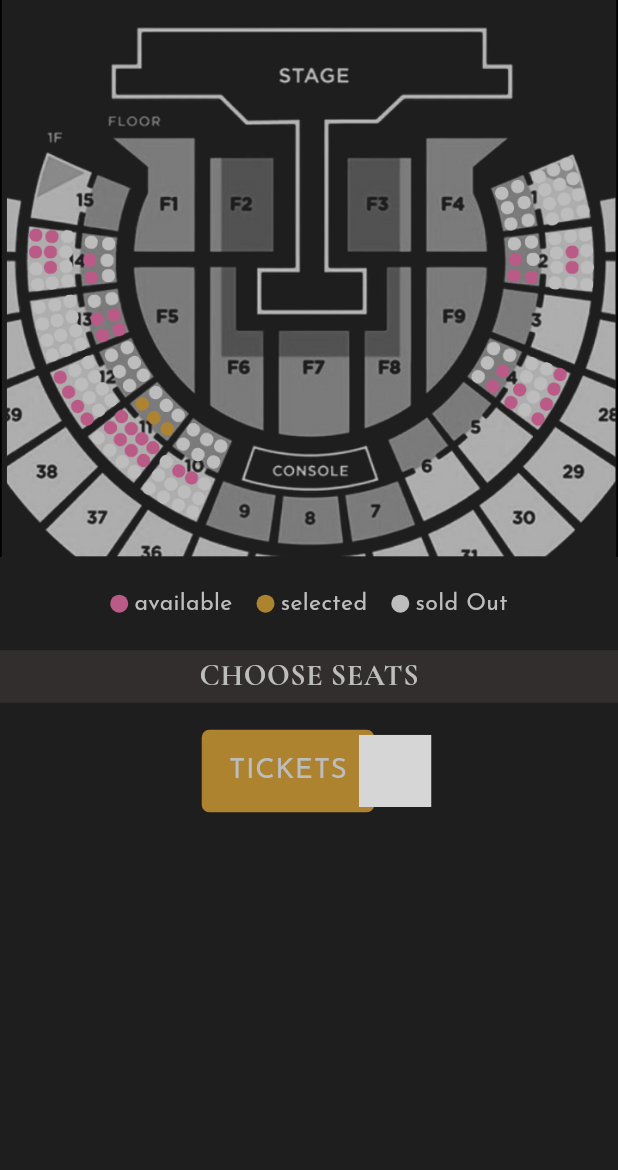
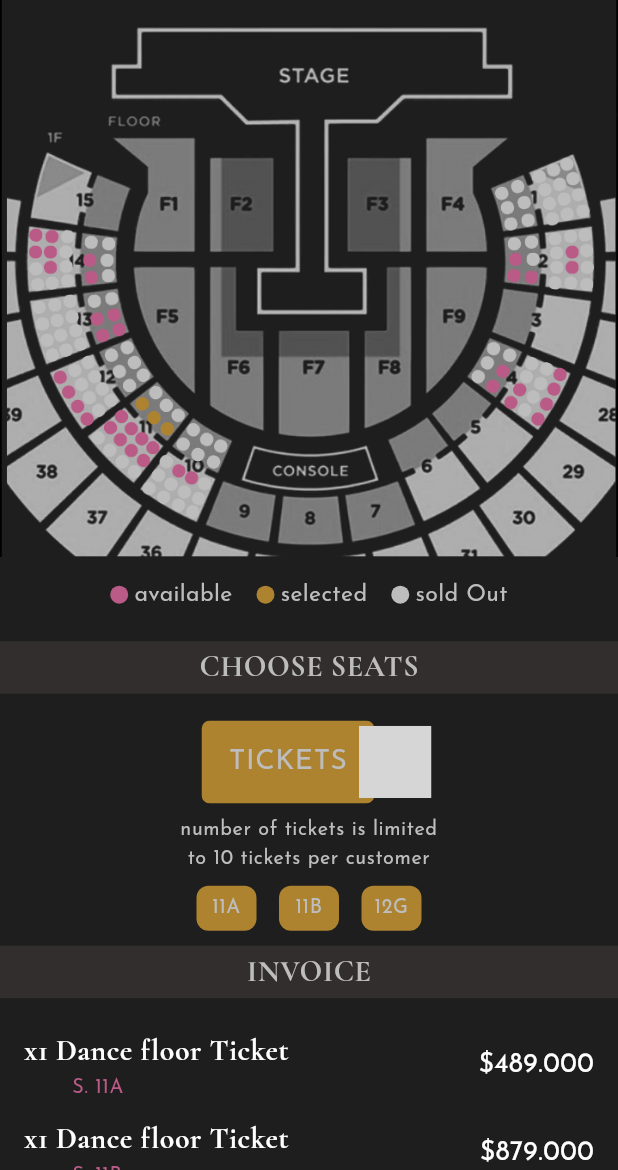
Before and after one commit to sebastianrr2/compra_tickets_evento_macro, a Flutter app: the SelectSeatsScreen screen opened directly with empty values, on a phone screen of 412 x 824 dp, the part 66-1236 px from its top. Run offline on Flutter 3.47's test engine with Material 3 defaults, Android fonts, the phone set to English and light mode, and no system bars; our stand-ins replace cached_network_image, go_router; missing offline and left inert: customizable_counter; network calls fail; project files that could hold a hidden picture were left out; grey boxes are pictures that could not be loaded.

Commit message:
seleccionar sillas completado + logica de metodo de pago (targeta)

```diff
--- /dev/null
+++ b/lib/domain/entities/ticket.dart
@@ -0,0 +1,15 @@
+
+class Ticket {
+
+  int id;
+  int userId;
+  int seatId;
+  DateTime datePurchase;
+
+  Ticket({
+    required this.id,
+    required this.userId,
+    required this.seatId,
+    required this.datePurchase
+  });
+}
--- a/lib/presentation/screens/event_general_screen/widgets/column_general_info.dart
+++ b/lib/presentation/screens/event_general_screen/widgets/column_general_info.dart
@@ -96,7 +96,6 @@ class ColumnGeneralInfo extends StatelessWidget {
               child: CachedNetworkImage(
                 imageUrl: locationImage,
                 fit: BoxFit.cover,
-                placeholder: (context, url) => const CircularProgressIndicator(color: AppTheme.dullGold), // Indicador de carga
                 errorWidget: (context, url, error) => const Icon(Icons.error), // Icono de error si falla
               ),
             ),
--- a/lib/presentation/screens/event_general_screen/widgets/event_logo_row.dart
+++ b/lib/presentation/screens/event_general_screen/widgets/event_logo_row.dart
@@ -5,6 +5,7 @@ import 'package:flutter/material.dart';
 class EventLogoRow extends StatelessWidget {
   final String logoUrl;
 
+  //Este widget es las lineas doradaas junto al logo del organizador, abajo del AppBar
   const EventLogoRow({super.key, required this.logoUrl});
 
   @override
@@ -18,7 +19,7 @@ class EventLogoRow extends StatelessWidget {
             margin: const EdgeInsets.only(right: 20), // Espacio a la derecha
             child: const Divider(
               thickness: 2, // Grosor de la línea
-              color: AppTheme.dullGold, // Color dorado
+              color: AppTheme.dullGold,
             ),
           ),
         ),
@@ -27,7 +28,6 @@ class EventLogoRow extends StatelessWidget {
           imageUrl: logoUrl,
           width: 100, // Ancho del logo
           height: 100, // Alto del logo
-          placeholder: (context, url) => const CircularProgressIndicator(color: AppTheme.dullGold), // Indicador de carga
           errorWidget: (context, url, error) => const Icon(Icons.error), // Icono de error si falla
         ),
         // Línea dorada a la derecha
@@ -36,7 +36,7 @@ class EventLogoRow extends StatelessWidget {
             margin: const EdgeInsets.only(left: 20), // Espacio a la izquierda
             child: const Divider(
               thickness: 2, // Grosor de la línea
-              color: AppTheme.dullGold, // Color dorado
+              color: AppTheme.dullGold,
             ),
           ),
         ),
--- a/lib/presentation/screens/event_general_screen/widgets/gallery.dart
+++ b/lib/presentation/screens/event_general_screen/widgets/gallery.dart
@@ -63,9 +63,6 @@ class ImageCollageWidget extends StatelessWidget {
         return CachedNetworkImage(
           imageUrl: imageUrls[index],
           fit: BoxFit.cover,
-          placeholder: (context, url) => const Center(
-            child: CircularProgressIndicator(),
-          ), // Indicador de carga
           errorWidget: (context, url, error) => const Icon(Icons.error), // Icono de error si falla
         );
       },
--- a/lib/presentation/screens/get_tickets/select_seats/select_seats_screen.dart
+++ b/lib/presentation/screens/get_tickets/select_seats/select_seats_screen.dart
@@ -1,6 +1,12 @@
+import 'package:compra_tickets_evento_macro/domain/entities/seat.dart';
+import 'package:compra_tickets_evento_macro/domain/entities/section.dart';
 import 'package:compra_tickets_evento_macro/presentation/screens/get_tickets/select_seats/widgets/complete_ticket_counter.dart';
+import 'package:compra_tickets_evento_macro/presentation/screens/get_tickets/select_seats/widgets/invoice_tickets.dart';
+import 'package:compra_tickets_evento_macro/presentation/screens/get_tickets/select_seats/widgets/seat_number_container.dart';
 import 'package:compra_tickets_evento_macro/presentation/theme/app_theme.dart';
+import 'package:compra_tickets_evento_macro/presentation/theme/theme.dart';
 import 'package:compra_tickets_evento_macro/presentation/widgets/custom_appbar.dart';
+import 'package:compra_tickets_evento_macro/presentation/widgets/custom_divider.dart';
 import 'package:flutter/material.dart';
 
 class SelectSeatsScreen extends StatelessWidget {
@@ -9,6 +15,7 @@ class SelectSeatsScreen extends StatelessWidget {
   const SelectSeatsScreen({super.key, required this.sectionId});
 
   final int sectionId;
+
 
   @override
   Widget build(BuildContext context) {
@@ -19,9 +26,10 @@ class SelectSeatsScreen extends StatelessWidget {
 
     return Scaffold(
       appBar: const CustomAppbar(),
-      body: Column(
+      body: SingleChildScrollView(
+        child: Column(
           children: [
-          // Full screen InteractiveViewer with image
+            // Interactive image that will be hidden when scrolling to the bottom
             InteractiveViewer(
               panEnabled: true,
               boundaryMargin: const EdgeInsets.all(100),
@@ -32,8 +40,7 @@ class SelectSeatsScreen extends StatelessWidget {
                 fit: BoxFit.contain,
               ),
             ),
-          const SizedBox(height: 20),
-
+            const SizedBox(height: 14),
             Row(
               mainAxisAlignment: MainAxisAlignment.center,
               children: [
@@ -45,29 +52,54 @@ class SelectSeatsScreen extends StatelessWidget {
               ],
             ),
             const SizedBox(height: 20), // Space between the row and the container
+            const CustomDivider(text: "CHOOSE SEATS"),
+            const SizedBox(height: 18),
+            // COUNTER OF TICKETS
+            const CompleteTicketCounter(),
             Container(
-                  height: 35,
-                  color: AppTheme.divider, // Background color of the Divider
-                  child: const Center(
+              alignment: Alignment.center,
+              width: 180,
+              height: 55,
               child: Text(
-                      'CHOOSE SEATS',
-                      style: TextStyle(
-                        fontFamily: 'CormorantGaramond',
-                        fontSize: 18,
-                        fontWeight: FontWeight.bold,
-                        color: AppTheme.lightGray,
-                        letterSpacing: 0.4,
+                'number of tickets is limited to 10 tickets per customer',
+                style: ThemeStylesSettings.secondaryText,
+                textAlign: TextAlign.center
               ),
             ),
+            const SeatNumberContainer(seatNumbers: ["11A", "11B", "12G"]),
+            const SizedBox(height: 10),
+            const CustomDivider(text: "INVOICE"),
+            // Additional space to allow for scrolling past the invoice section
+            const SizedBox(height: 10),
+            InvoiceTickets(section: Section(
+              id: 1,
+              eventId: 0,
+              name: "Dance floor",
+              maxCapacity: 3) , seats: [ Seat(
+              id: 1,
+              sectionId: 101,
+              number: "11A",
+              status: "available",
+              price: 489.0,
+                ),Seat(
+                  id: 2,
+                  sectionId: 101,
+                  number: "11B",
+                  status: "sold",
+                  price: 879.0,
+                ),
+                Seat(
+                  id: 3,
+                  sectionId: 101,
+                  number: "12G",
+                  status: "available",
+                  price: 879.0,
+                ),
+
+                ],),
+              ],
             ),
           ),
-                const SizedBox(height: 18),
-                //COUNTER OF TICKETS
-                const CompleteTicketCounter()
-
-              ],
-            ),
-
         );
       }
 
--- /dev/null
+++ b/lib/presentation/screens/get_tickets/select_seats/widgets/invoice_tickets.dart
@@ -0,0 +1,130 @@
+
+import 'package:compra_tickets_evento_macro/domain/entities/seat.dart';
+import 'package:compra_tickets_evento_macro/domain/entities/section.dart';
+import 'package:compra_tickets_evento_macro/presentation/screens/get_tickets/select_seats/widgets/go_to_pay_button.dart';
+import 'package:compra_tickets_evento_macro/presentation/theme/app_theme.dart';
+import 'package:compra_tickets_evento_macro/presentation/theme/theme.dart';
+import 'package:flutter/material.dart';
+
+class InvoiceTickets extends StatelessWidget {
+  final Section section;
+  final List<Seat> seats;
+
+  const InvoiceTickets({
+    super.key,
+    required this.section,
+    required this.seats,
+  });
+
+  @override
+Widget build(BuildContext context) {
+  return Column(
+    crossAxisAlignment: CrossAxisAlignment.start,
+    children: [
+      // Generamos la lista de tickets
+      ...List.generate(seats.length, (index) {
+        final seat = seats[index];
+        return Padding(
+          padding: const EdgeInsets.only(left: 16, right: 16, top: 10),
+          child: Row(
+            mainAxisAlignment: MainAxisAlignment.spaceBetween,
+            children: [
+              Column(
+                crossAxisAlignment: CrossAxisAlignment.start,
+                children: [
+                  Text(
+                    "x1 ${section.name} Ticket",
+                    style: ThemeStylesSettings.secondaryTitleTextForm,
+                  ),
+                  Padding(
+                    padding: const EdgeInsets.only(left: 32),
+                    child: Text(
+                      "S. ${seat.number}",
+                      style: ThemeStylesSettings.secondaryText.apply(color: AppTheme.mulberry),
+                    ),
+                  ),
+                ],
+              ),
+              Text(
+                "\$${seat.price.toStringAsFixed(3)}",
+                style: ThemeStylesSettings.primaryText.apply(color: AppTheme.white),
+              ),
+            ],
+          ),
+        );
+      }),
+      const SizedBox(height: 15),
+      // Divider ubicado debajo de la lista generada
+      const Divider(
+        color: AppTheme.lightGray, // Color de la línea
+        thickness: 1.0,             // Grosor de la línea
+        indent: 8,                  // Sin espacio al inicio
+        endIndent: 8,               // Sin espacio al final
+      ),
+      Padding(
+        padding: const EdgeInsets.only(left: 16, right: 16, top: 10),
+        child: Row(
+      mainAxisAlignment: MainAxisAlignment.spaceBetween,
+      children: [
+        // Columna de títulos
+        Column(
+          crossAxisAlignment: CrossAxisAlignment.start, // Alinea los textos a la izquierda
+          children: [
+            Text(
+              "SUBTOTAL",
+              style: ThemeStylesSettings.secondaryTitleTextForm,
+            ),
+            Text(
+              "TAX(10%)",
+              style: ThemeStylesSettings.secondaryTitleTextForm,
+            ),
+            const SizedBox(height: 10),
+            Text(
+              "TOTAL",
+              style: ThemeStylesSettings.secondaryTitleTextForm.apply(color: AppTheme.dullGold),
+            ),
+          ],
+        ),
+        // Columna de valores
+      Column(
+          crossAxisAlignment: CrossAxisAlignment.end, // Alinea los textos a la derecha
+          children: [
+            // Cálculo del subtotal
+            Text(
+              "\$${_calculateSubtotal().toStringAsFixed(3)}",
+              style: ThemeStylesSettings.primaryText.apply(color: AppTheme.white),
+            ),
+            // Cálculo del impuesto (10% del subtotal)
+            const SizedBox(height: 5),
+            Text(
+              "\$${_calculateTax().toStringAsFixed(3)}",
+              style: ThemeStylesSettings.primaryText.apply(color: AppTheme.white),
+            ),
+            // Cálculo del total (subtotal + impuesto)
+            const SizedBox(height: 15),
+            Text(
+              "\$${_calculateTotal().toStringAsFixed(3)}",
+              style: ThemeStylesSettings.primaryText.apply(color: AppTheme.dullGold),
+                  ),
+                ],
+              ),
+            ],
+          ),
+        ),
+      const GoToPayButton()
+    ],
+  );
+}
+double _calculateSubtotal() {
+  return seats.fold(0.0, (sum, seat) => sum + seat.price);
+}
+
+double _calculateTax() {
+  return _calculateSubtotal() * 0.10;
+}
+
+double _calculateTotal() {
+  return _calculateSubtotal() + _calculateTax();
+}
+
+}
--- /dev/null
+++ b/lib/presentation/screens/get_tickets/select_seats/widgets/seat_number_container.dart
@@ -0,0 +1,36 @@
+import 'package:compra_tickets_evento_macro/presentation/theme/app_theme.dart';
+import 'package:compra_tickets_evento_macro/presentation/theme/theme.dart';
+import 'package:flutter/material.dart';
+
+class SeatNumberContainer extends StatelessWidget {
+  final List<String> seatNumbers;
+
+  const SeatNumberContainer({
+    super.key,
+    required this.seatNumbers,
+  });
+
+  @override
+  Widget build(BuildContext context) {
+    return Wrap(
+      spacing: 15, // Espacio horizontal entre contenedores
+      runSpacing: 8.0, // Espacio vertical entre filas de contenedores
+      children: seatNumbers.map((seatNumber) {
+        return Container(
+          width: 40, // Ajuste para 4 elementos por fila
+          height: 30,
+          alignment: Alignment.center,
+          decoration: BoxDecoration(
+            color: AppTheme.dullGold,
+            borderRadius: BorderRadius.circular(8.0),
+          ),
+          child: Text(
+            seatNumber,
+            style: ThemeStylesSettings.secondaryText,
+            textAlign: TextAlign.center,
+          ),
+        );
+      }).toList(),
+    );
+  }
+}
--- /dev/null
+++ b/lib/presentation/widgets/custom_divider.dart
@@ -0,0 +1,27 @@
+import 'package:compra_tickets_evento_macro/presentation/theme/app_theme.dart';
+import 'package:flutter/material.dart';
+
+class CustomDivider extends StatelessWidget {
+  final String text;
+  const CustomDivider({super.key, required this.text});
+
+  @override
+  Widget build(BuildContext context) {
+    return Container(
+                  height: 35,
+                  color: AppTheme.divider, // Background color of the Divider
+                  child: Center(
+                    child: Text(
+                      text,
+                      style: const TextStyle(
+                        fontFamily: 'CormorantGaramond',
+                        fontSize: 18,
+                        fontWeight: FontWeight.bold,
+                        color: AppTheme.lightGray,
+                        letterSpacing: 0.4,
+                      ),
+                    ),
+                  ),
+                );
+  }
+}
```
Also changed, not shown: lib/domain/datasources/card_datasource.dart (added, +22 -0 lines), lib/domain/entities/payment_card.dart (added, +21 -0 lines), lib/domain/repositories/card_repository.dart (added, +21 -0 lines), lib/infrastructure/datasources/cards_db_datasource.dart (added, +35 -0 lines), lib/presentation/screens/get_tickets/select_seats/widgets/go_to_pay_button.dart (added, +40 -0 lines), lib/domain/datasources/tickets_datasource.dart (added), lib/domain/repositories/ticket_repository.dart (added). Lines whose indentation alone changed are shown as unchanged.
